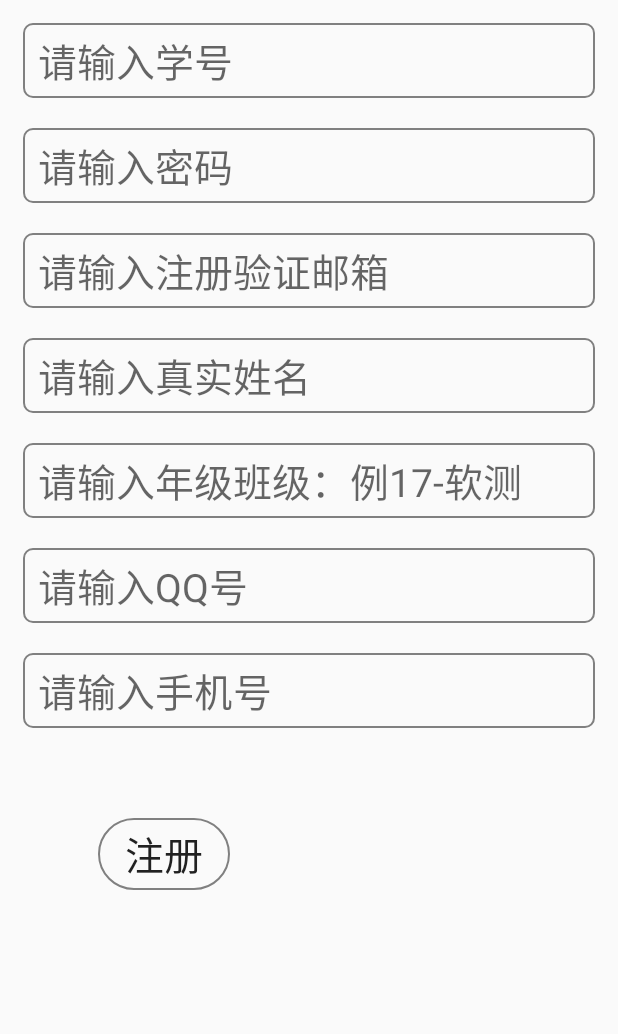
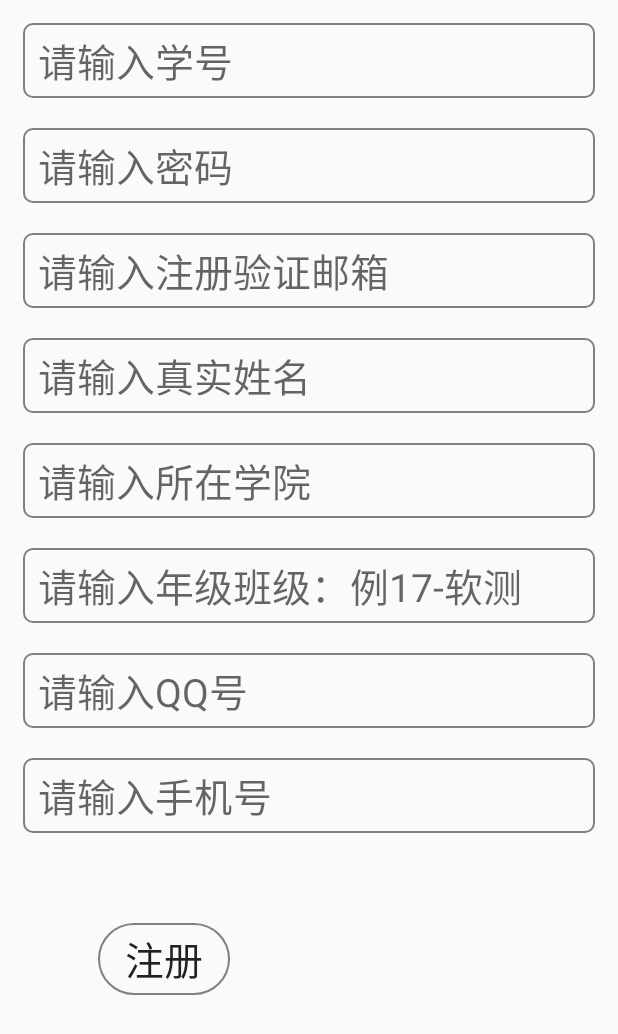
Before and after one commit to cf-acfun/BenefitAlumni, an Android app: the RegisterActivity screen opened directly, with no data from a screen before it, after a tap on "注册", on a phone screen of 412 x 824 dp. Shown: the top 1034 px of the screen. Run offline under Robolectric (Android 15) with nearby library versions, the light colour scheme and no system bars; our stand-ins replace ButterKnife; libraries missing offline, so code that uses them is left out: cn.bmob.v3; 5 statements that could not run were skipped.

Commit message:
用户注册新增真实姓名、所在学院、年级班级、QQ号、电话号码信息。

```diff
--- a/app/src/main/java/com/example/benefitalumni1/RegisterActivity.java
+++ b/app/src/main/java/com/example/benefitalumni1/RegisterActivity.java
@@ -35,6 +35,8 @@ public class RegisterActivity extends Activity {
     EditText edtRegisterQQ;
     @Bind(R.id.edt_registerTel)
     EditText edtRegisterTel;
+    @Bind(R.id.edt_registerCollege)
+    EditText edtRegisterCollege;
 
 
     @Override
@@ -66,6 +68,7 @@ public class RegisterActivity extends Activity {
         final String userClass = edtRegisterClass.getText().toString();
         final String QQ = edtRegisterQQ.getText().toString();
         final String Tel = edtRegisterTel.getText().toString();
+        final String college = edtRegisterCollege.getText().toString();
 
         //Person p2 = new Person();
         User user = new User();
@@ -76,6 +79,7 @@ public class RegisterActivity extends Activity {
         user.setUserClass(userClass);
         user.setQQ(QQ);
         user.setTel(Tel);
+        user.setCollege(college);
 
         // 注册
         user.signUp(new SaveListener<User>() {
--- a/app/src/main/java/com/example/benefitalumni1/model/User.java
+++ b/app/src/main/java/com/example/benefitalumni1/model/User.java
@@ -8,15 +8,17 @@ public class User extends BmobUser {
     private String userClass;
     private String QQ;
     private String Tel;
+    private String college;
 
     public User() {
     }
 
-    public User(String realName, String userClass, String QQ, String tel) {
+    public User(String realName, String userClass, String QQ, String tel, String college) {
         this.realName = realName;
         this.userClass = userClass;
         this.QQ = QQ;
         Tel = tel;
+        this.college = college;
     }
 
     public String getRealName() {
@@ -50,4 +52,12 @@ public class User extends BmobUser {
     public void setTel(String tel) {
         Tel = tel;
     }
+
+    public String getCollege() {
+        return college;
+    }
+
+    public void setCollege(String college) {
+        this.college = college;
+    }
 }
--- a/app/src/main/res/layout/activity_register.xml
+++ b/app/src/main/res/layout/activity_register.xml
@@ -61,7 +61,7 @@
         android:id="@+id/edt_registerClass"
         android:hint="请输入年级班级：例17-软测"
         android:textSize="26sp"
-        android:layout_below="@id/edt_registerRealName"
+        android:layout_below="@id/edt_registerCollege"
         android:layout_marginTop="20dp"
         android:background="@drawable/bg_username"
         android:paddingLeft="10dp"
@@ -91,6 +91,18 @@
         android:paddingLeft="10dp"
         />
 
+    <EditText
+        android:layout_width="match_parent"
+        android:layout_height="50dp"
+        android:id="@+id/edt_registerCollege"
+        android:hint="请输入所在学院"
+        android:textSize="26sp"
+        android:layout_below="@id/edt_registerRealName"
+        android:layout_marginTop="20dp"
+        android:background="@drawable/bg_username"
+        android:paddingLeft="10dp"
+        />
+
 
     <Button
         android:layout_width="wrap_content"
```
